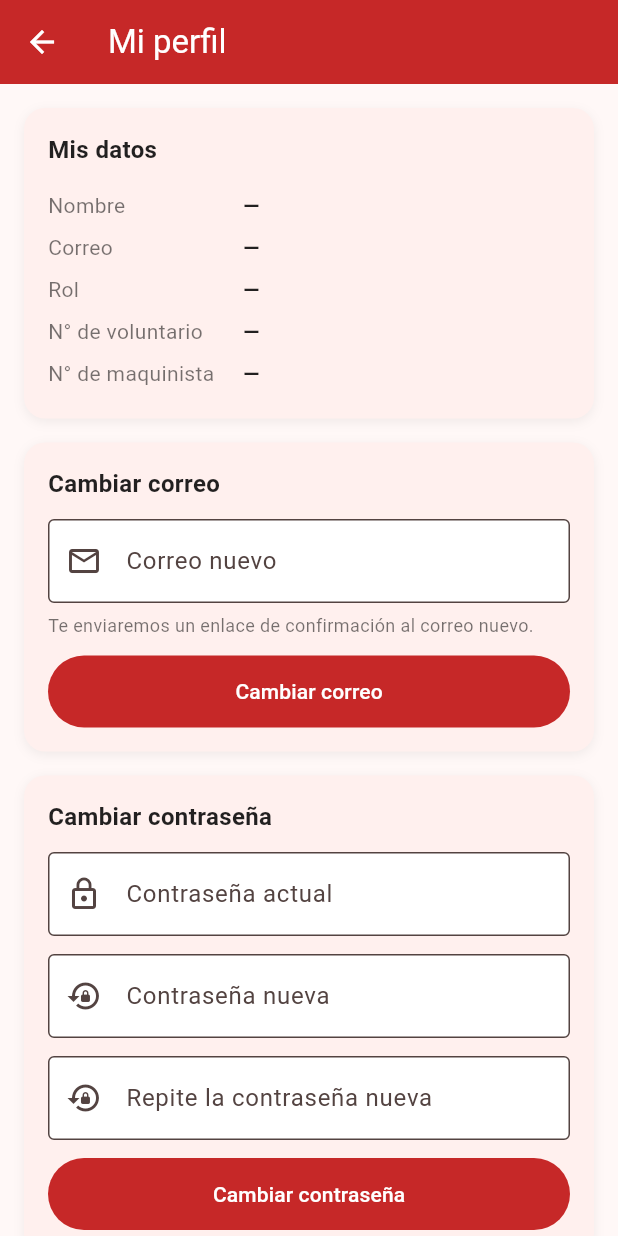
After one commit to felcaro/Grifos_Capstone_003D_Grupo3, a Flutter app: the screen it shows once a user with an empty profile is signed in, after a tap on the "account circle" icon, on a phone screen of 412 x 824 dp. The commit adds this screen. Run offline on Flutter 3.47's test engine with Material 3 defaults, Android fonts, the phone set to English and light mode, and no system bars; our stand-ins replace geolocator, google_maps_flutter, image_picker, pdf, supabase_flutter; accounts and stored records are empty; statements that could not run were skipped.

Commit message:
Recuperación de contraseña, perfil de usuario y despliegue web (Cloudflare)

```diff
--- /dev/null
+++ b/Fase 2/Evidencias Proyecto/grifo_app/grifo_app/lib/config/app_links.dart
@@ -0,0 +1,15 @@
+/// Dirección pública de la versión web de GrifoApp (sin "/" al final).
+/// Cámbiala por la URL real donde publiques `flutter build web`.
+/// Debe estar también en Supabase > Authentication > URL Configuration
+/// (Site URL y Redirect URLs).
+class AppLinks {
+  static const String webUrl = 'https://TU-APP-WEB.example.com';
+
+  /// Abre directamente la pantalla "Recuperar contraseña" de la web.
+  static Uri recuperar([String email = '']) => Uri.parse(webUrl).replace(
+        queryParameters: {
+          'recuperar': '1',
+          if (email.isNotEmpty) 'email': email,
+        },
+      );
+}
--- a/Fase 2/Evidencias Proyecto/grifo_app/grifo_app/lib/main.dart
+++ b/Fase 2/Evidencias Proyecto/grifo_app/grifo_app/lib/main.dart
@@ -1,3 +1,4 @@
+import 'package:flutter/foundation.dart' show kIsWeb;
 import 'package:flutter/material.dart';
 import 'package:supabase_flutter/supabase_flutter.dart';
 
@@ -8,14 +9,25 @@ import 'widgets/auth_gate.dart'; // Compuerta de autenticación
 Future<void> main() async {
   WidgetsFlutterBinding.ensureInitialized();
 
-  // Inicializamos Supabase usando nuestra configuración segura
-  await Supabase.initialize(url: Env.supabaseUrl, anonKey: Env.supabaseAnonKey);
+  // ¿Se abrió desde el enlace de "recuperar contraseña"? Hay que verlo ANTES de
+  // inicializar Supabase: el evento passwordRecovery se emite durante la
+  // inicialización y la interfaz aún no lo escucha.
+  final recuperacion = kIsWeb && Uri.base.toString().contains('type=recovery');
 
-  runApp(const MyApp());
+  // Flujo implícito: el enlace del correo funciona aunque se abra en otro
+  // navegador o dispositivo (con PKCE solo sirve en el que lo pidió).
+  await Supabase.initialize(
+    url: Env.supabaseUrl,
+    anonKey: Env.supabaseAnonKey,
+    authOptions: const FlutterAuthClientOptions(authFlowType: AuthFlowType.implicit),
+  );
+
+  runApp(MyApp(recuperacion: recuperacion));
 }
 
 class MyApp extends StatelessWidget {
-  const MyApp({super.key});
+  final bool recuperacion;
+  const MyApp({super.key, this.recuperacion = false});
 
   @override
   Widget build(BuildContext context) {
@@ -25,7 +37,7 @@ class MyApp extends StatelessWidget {
       theme: ThemeData(
         colorScheme: ColorScheme.fromSeed(seedColor: Colors.red),
       ),
-      home: const AuthGate(home: HomeScreen()),
+      home: AuthGate(home: const HomeScreen(), recuperacionInicial: recuperacion),
     );
   }
 }
--- a/Fase 2/Evidencias Proyecto/grifo_app/grifo_app/lib/screens/home_screen.dart
+++ b/Fase 2/Evidencias Proyecto/grifo_app/grifo_app/lib/screens/home_screen.dart
@@ -10,6 +10,7 @@ import 'admin_usuarios_screen.dart';
 import 'inventario_carro_screen.dart';
 import 'lista_grifos_screen.dart';
 import 'mapa_screens.dart';
+import 'perfil_screen.dart';
 import 'personal_screen.dart';
 import 'tesoreria_screen.dart';
 
@@ -137,6 +138,7 @@ class _HomeScreenState extends State<HomeScreen> {
         foregroundColor: Colors.white,
         title: const Text('GrifoApp'),
         actions: [
+          IconButton(icon: const Icon(Icons.account_circle), tooltip: 'Mi perfil', onPressed: () => _abrir(const PerfilScreen())),
           IconButton(icon: const Icon(Icons.logout), tooltip: 'Cerrar sesión', onPressed: _confirmarSalir),
         ],
       ),
--- a/Fase 2/Evidencias Proyecto/grifo_app/grifo_app/lib/screens/login_screen.dart
+++ b/Fase 2/Evidencias Proyecto/grifo_app/grifo_app/lib/screens/login_screen.dart
@@ -1,6 +1,10 @@
+import 'package:flutter/foundation.dart' show kIsWeb;
 import 'package:flutter/material.dart';
+import 'package:url_launcher/url_launcher.dart';
 import 'package:supabase_flutter/supabase_flutter.dart';
 import '../services/auth_service.dart';
+import '../config/app_links.dart';
+import 'forgot_password_screen.dart';
 import 'register_screen.dart';
 
 class LoginScreen extends StatefulWidget {
@@ -27,6 +31,42 @@ class _LoginScreenState extends State<LoginScreen> {
 
   bool _cargando = false;
   String? _error;
+
+  @override
+  void initState() {
+    super.initState();
+    // Enlace del correo vencido o ya usado (los antivirus/correos a veces lo abren antes).
+    final url = Uri.base.toString();
+    if (kIsWeb && (url.contains('otp_expired') || url.contains('error_code='))) {
+      _error = 'El enlace del correo venció o ya fue usado. Pide uno nuevo con "¿Olvidaste tu contraseña?".';
+    }
+    // Llegada desde la app móvil: la web abre directo "Recuperar contraseña".
+    if (kIsWeb && Uri.base.queryParameters['recuperar'] == '1') {
+      final email = Uri.base.queryParameters['email'] ?? '';
+      WidgetsBinding.instance.addPostFrameCallback((_) {
+        if (!mounted) return;
+        _emailController.text = email;
+        Navigator.of(context).push(MaterialPageRoute(
+          builder: (_) => ForgotPasswordScreen(emailInicial: email),
+        ));
+      });
+    }
+  }
+
+  Future<void> _olvideContrasena() async {
+    final email = _emailController.text.trim();
+    if (kIsWeb) {
+      Navigator.of(context).push(MaterialPageRoute(
+        builder: (_) => ForgotPasswordScreen(emailInicial: email),
+      ));
+      return;
+    }
+    // En la app: se continúa en la versión web.
+    final ok = await launchUrl(AppLinks.recuperar(email), mode: LaunchMode.externalApplication);
+    if (!ok && mounted) {
+      setState(() => _error = 'No se pudo abrir el navegador');
+    }
+  }
 
   @override
   void dispose() {
@@ -116,7 +156,14 @@ class _LoginScreenState extends State<LoginScreen> {
                         ? 'Mínimo 6 caracteres'
                         : null,
                   ),
-                  const SizedBox(height: 16),
+                  Align(
+                    alignment: Alignment.centerRight,
+                    child: TextButton(
+                      onPressed: _cargando ? null : _olvideContrasena,
+                      child: const Text('¿Olvidaste tu contraseña?'),
+                    ),
+                  ),
+                  const SizedBox(height: 4),
                   if (_error != null) ...[
                     Container(
                       padding: const EdgeInsets.all(10),
--- /dev/null
+++ b/Fase 2/Evidencias Proyecto/grifo_app/grifo_app/lib/screens/perfil_screen.dart
@@ -0,0 +1,240 @@
+import 'package:flutter/material.dart';
+import 'package:supabase_flutter/supabase_flutter.dart';
+import '../services/auth_service.dart';
+import '../services/supabase_service.dart';
+import '../theme/app_colors.dart';
+import '../theme/app_styles.dart';
+
+/// Mi perfil: datos de la cuenta y cambio de correo y de contraseña.
+class PerfilScreen extends StatefulWidget {
+  const PerfilScreen({super.key});
+
+  @override
+  State<PerfilScreen> createState() => _PerfilScreenState();
+}
+
+class _PerfilScreenState extends State<PerfilScreen> {
+  final _db = SupabaseService();
+  Map<String, dynamic>? _perfil;
+
+  // correo
+  final _formCorreo = GlobalKey<FormState>();
+  final _correoNuevo = TextEditingController();
+  bool _guardandoCorreo = false;
+
+  // contraseña
+  final _formPass = GlobalKey<FormState>();
+  final _passActual = TextEditingController();
+  final _passNueva = TextEditingController();
+  final _passRepetir = TextEditingController();
+  bool _guardandoPass = false;
+
+  @override
+  void initState() {
+    super.initState();
+    _cargar();
+  }
+
+  @override
+  void dispose() {
+    _correoNuevo.dispose();
+    _passActual.dispose();
+    _passNueva.dispose();
+    _passRepetir.dispose();
+    super.dispose();
+  }
+
+  Future<void> _cargar() async {
+    try {
+      final p = await _db.obtenerPerfilActual();
+      if (mounted) setState(() => _perfil = p);
+    } catch (_) {}
+  }
+
+  void _aviso(String msg, {bool error = false}) {
+    ScaffoldMessenger.of(context).showSnackBar(SnackBar(
+      content: Text(msg),
+      backgroundColor: error ? AppColors.rojoAlerta : null,
+      duration: const Duration(seconds: 6),
+    ));
+  }
+
+  Future<void> _cambiarCorreo() async {
+    if (!_formCorreo.currentState!.validate()) return;
+    final nuevo = _correoNuevo.text.trim();
+    setState(() => _guardandoCorreo = true);
+    try {
+      await AuthService.cambiarCorreo(nuevo);
+      _correoNuevo.clear();
+      _aviso('Te enviamos un enlace de confirmación a $nuevo. El correo cambiará cuando lo confirmes (si se pide, confirma también en el correo actual).');
+    } on AuthException catch (e) {
+      _aviso(e.message, error: true);
+    } catch (e) {
+      _aviso('No se pudo cambiar el correo: $e', error: true);
+    } finally {
+      if (mounted) setState(() => _guardandoCorreo = false);
+    }
+  }
+
+  Future<void> _cambiarPassword() async {
+    if (!_formPass.currentState!.validate()) return;
+    setState(() => _guardandoPass = true);
+    try {
+      try {
+        await AuthService.verificarPassword(_passActual.text);
+      } on AuthException {
+        _aviso('La contraseña actual no es correcta', error: true);
+        return;
+      }
+      await AuthService.cambiarPassword(_passNueva.text);
+      _passActual.clear();
+      _passNueva.clear();
+      _passRepetir.clear();
+      _aviso('Contraseña actualizada');
+    } on AuthException catch (e) {
+      _aviso(e.message, error: true);
+    } catch (e) {
+      _aviso('No se pudo cambiar la contraseña: $e', error: true);
+    } finally {
+      if (mounted) setState(() => _guardandoPass = false);
+    }
+  }
+
+  InputDecoration _deco(String label, IconData icono) => InputDecoration(
+        labelText: label,
+        prefixIcon: Icon(icono),
+        border: const OutlineInputBorder(),
+        filled: true,
+        fillColor: Colors.white,
+      );
+
+  Widget _dato(String etiqueta, Object? valor) {
+    final v = (valor ?? '').toString();
+    return Padding(
+      padding: const EdgeInsets.symmetric(vertical: 4),
+      child: Row(
+        crossAxisAlignment: CrossAxisAlignment.start,
+        children: [
+          SizedBox(width: 130, child: Text(etiqueta, style: const TextStyle(color: AppColors.textoSecundario))),
+          Expanded(child: Text(v.isEmpty ? '—' : v, style: const TextStyle(fontWeight: FontWeight.w600, color: AppColors.textoPrincipal))),
+        ],
+      ),
+    );
+  }
+
+  Widget _tarjeta(String titulo, Widget hijo) => Container(
+        padding: const EdgeInsets.all(16),
+        margin: const EdgeInsets.only(bottom: 16),
+        decoration: decoracionTarjeta(),
+        child: Column(
+          crossAxisAlignment: CrossAxisAlignment.stretch,
+          children: [
+            Text(titulo, style: const TextStyle(fontSize: 16, fontWeight: FontWeight.bold, color: AppColors.textoPrincipal)),
+            const SizedBox(height: 12),
+            hijo,
+          ],
+        ),
+      );
+
+  Widget _boton(String texto, bool cargando, VoidCallback onTap) => FilledButton(
+        style: FilledButton.styleFrom(backgroundColor: AppColors.rojo, padding: const EdgeInsets.symmetric(vertical: 14)),
+        onPressed: cargando ? null : onTap,
+        child: cargando
+            ? const SizedBox(height: 20, width: 20, child: CircularProgressIndicator(strokeWidth: 2, color: Colors.white))
+            : Text(texto),
+      );
+
+  @override
+  Widget build(BuildContext context) {
+    final p = _perfil;
+    return Scaffold(
+      backgroundColor: AppColors.fondo,
+      appBar: AppBar(
+        backgroundColor: AppColors.rojo,
+        foregroundColor: Colors.white,
+        title: const Text('Mi perfil'),
+      ),
+      body: Center(
+        child: ConstrainedBox(
+          constraints: const BoxConstraints(maxWidth: 600),
+          child: ListView(
+            padding: const EdgeInsets.all(16),
+            children: [
+              _tarjeta(
+                'Mis datos',
+                Column(
+                  children: [
+                    _dato('Nombre', p?['nombre']),
+                    _dato('Correo', AuthService.currentEmail),
+                    _dato('Rol', p?['rol']),
+                    _dato('N° de voluntario', p?['numero_voluntario']),
+                    _dato('N° de maquinista', p?['numero_maquinista']),
+                  ],
+                ),
+              ),
+              _tarjeta(
+                'Cambiar correo',
+                Form(
+                  key: _formCorreo,
+                  child: Column(
+                    crossAxisAlignment: CrossAxisAlignment.stretch,
+                    children: [
+                      TextFormField(
+                        controller: _correoNuevo,
+                        keyboardType: TextInputType.emailAddress,
+                        decoration: _deco('Correo nuevo', Icons.email_outlined),
+                        validator: (v) {
+                          final t = (v ?? '').trim();
+                          if (!t.contains('@')) return 'Ingresa un correo válido';
+                          if (t.toLowerCase() == (AuthService.currentEmail ?? '').toLowerCase()) return 'Es el mismo correo actual';
+                          return null;
+                        },
+                      ),
+                      const SizedBox(height: 6),
+                      const Text('Te enviaremos un enlace de confirmación al correo nuevo.', style: TextStyle(fontSize: 12, color: AppColors.textoSecundario)),
+                      const SizedBox(height: 12),
+                      _boton('Cambiar correo', _guardandoCorreo, _cambiarCorreo),
+                    ],
+                  ),
+                ),
+              ),
+              _tarjeta(
+                'Cambiar contraseña',
+                Form(
+                  key: _formPass,
+                  child: Column(
+                    crossAxisAlignment: CrossAxisAlignment.stretch,
+                    children: [
+                      TextFormField(
+                        controller: _passActual,
+                        obscureText: true,
+                        decoration: _deco('Contraseña actual', Icons.lock_outline),
+                        validator: (v) => (v == null || v.isEmpty) ? 'Ingresa tu contraseña actual' : null,
+                      ),
+                      const SizedBox(height: 12),
+                      TextFormField(
+                        controller: _passNueva,
+                        obscureText: true,
+                        decoration: _deco('Contraseña nueva', Icons.lock_reset),
+                        validator: (v) => (v == null || v.length < 6) ? 'Mínimo 6 caracteres' : null,
+                      ),
+                      const SizedBox(height: 12),
+                      TextFormField(
+                        controller: _passRepetir,
+                        obscureText: true,
+                        decoration: _deco('Repite la contraseña nueva', Icons.lock_reset),
+                        validator: (v) => v != _passNueva.text ? 'Las contraseñas no coinciden' : null,
+                      ),
+                      const SizedBox(height: 12),
+                      _boton('Cambiar contraseña', _guardandoPass, _cambiarPassword),
+                    ],
+                  ),
+                ),
+              ),
+            ],
+          ),
+        ),
+      ),
+    );
+  }
+}
--- a/Fase 2/Evidencias Proyecto/grifo_app/grifo_app/lib/services/auth_service.dart
+++ b/Fase 2/Evidencias Proyecto/grifo_app/grifo_app/lib/services/auth_service.dart
@@ -1,5 +1,6 @@
 import 'package:flutter/foundation.dart';
 import 'package:supabase_flutter/supabase_flutter.dart';
+import '../config/app_links.dart';
 import '../utils/permisos.dart';
 
 /// Helper con utilidades comunes de autenticación para usar en cualquier parte de la app.
@@ -41,9 +42,41 @@ class AuthService {
   }
 
   /// Cierra la sesión activa.
-    /// Cierra la sesión activa.
   static Future<void> signOut() async {
     Permisos.limpiar();
     await _client.auth.signOut();
   }
+
+  /// Envía un correo con el enlace para restablecer la contraseña.
+  /// El enlace del correo siempre abre la versión web (en web, la misma
+  /// dirección; en la app, AppLinks.webUrl). Debe estar en Supabase >
+  /// Authentication > URL Configuration.
+  static Future<void> enviarRecuperacion(String email) {
+    return _client.auth.resetPasswordForEmail(
+      email.trim(),
+      redirectTo: kIsWeb ? Uri.base.origin : AppLinks.webUrl,
+    );
+  }
+
+  /// Cambia la contraseña de la sesión activa (también al volver del enlace
+  /// de recuperación).
+  static Future<void> cambiarPassword(String nueva) async {
+    await _client.auth.updateUser(UserAttributes(password: nueva));
+  }
+
+  /// Comprueba la contraseña actual volviendo a iniciar sesión con ella.
+  static Future<void> verificarPassword(String actual) async {
+    final email = currentEmail;
+    if (email == null) throw const AuthException('No hay sesión activa');
+    await _client.auth.signInWithPassword(email: email, password: actual);
+  }
+
+  /// Pide el cambio de correo. Supabase envía un enlace de confirmación al
+  /// correo nuevo (y puede pedir confirmar también en el antiguo).
+  static Future<void> cambiarCorreo(String nuevo) async {
+    await _client.auth.updateUser(
+      UserAttributes(email: nuevo.trim()),
+      emailRedirectTo: kIsWeb ? Uri.base.origin : AppLinks.webUrl,
+    );
+  }
 }
--- a/Fase 2/Evidencias Proyecto/grifo_app/grifo_app/lib/widgets/auth_gate.dart
+++ b/Fase 2/Evidencias Proyecto/grifo_app/grifo_app/lib/widgets/auth_gate.dart
@@ -1,33 +1,71 @@
+import 'dart:async';
 import 'package:flutter/material.dart';
 import 'package:supabase_flutter/supabase_flutter.dart';
 import '../screens/login_screen.dart';
+import '../screens/reset_password_screen.dart';
 
 /// Controla la navegación automática según el estado de la sesión:
+/// - Si el usuario llegó desde el enlace de recuperación -> pantalla de nueva contraseña.
 /// - Si el usuario está autenticado -> Muestra [home].
 /// - Si no está autenticado -> Muestra [loginScreen] (o LoginScreen por defecto).
-class AuthGate extends StatelessWidget {
+class AuthGate extends StatefulWidget {
   final Widget home;
   final Widget? loginScreen;
+
+  /// true si la app se abrió desde el enlace de recuperación de contraseña.
+  final bool recuperacionInicial;
 
   const AuthGate({
     super.key,
     required this.home,
     this.loginScreen,
+    this.recuperacionInicial = false,
   });
+
+  @override
+  State<AuthGate> createState() => _AuthGateState();
+}
+
+class _AuthGateState extends State<AuthGate> {
+  StreamSubscription<AuthState>? _sub;
+  late bool _recuperando = widget.recuperacionInicial;
+
+  @override
+  void initState() {
+    super.initState();
+    _sub = Supabase.instance.client.auth.onAuthStateChange.listen((data) {
+      if (data.event == AuthChangeEvent.passwordRecovery) {
+        if (mounted) setState(() => _recuperando = true);
+      } else if (data.event == AuthChangeEvent.signedOut) {
+        if (mounted) setState(() => _recuperando = false);
+      }
+    });
+  }
+
+  @override
+  void dispose() {
+    _sub?.cancel();
+    super.dispose();
+  }
 
   @override
   Widget build(BuildContext context) {
     return StreamBuilder<AuthState>(
       stream: Supabase.instance.client.auth.onAuthStateChange,
       builder: (context, snapshot) {
-        // Obtenemos la sesión actual de Supabase
         final session = Supabase.instance.client.auth.currentSession;
 
-        if (session != null) {
-          return home;
+        if (_recuperando && session != null) {
+          return ResetPasswordScreen(
+            onTerminado: () => setState(() => _recuperando = false),
+          );
         }
 
-        return loginScreen ??
+        if (session != null) {
+          return widget.home;
+        }
+
+        return widget.loginScreen ??
             const LoginScreen(
               appTitle: 'GrifoApp',
               appIcon: Icons.local_fire_department,
```
Also changed, not shown: Fase 2/Evidencias Proyecto/grifo_app/grifo_app/lib/screens/forgot_password_screen.dart (added, +126 -0 lines), Fase 2/Evidencias Proyecto/grifo_app/grifo_app/lib/screens/reset_password_screen.dart (added, +113 -0 lines).
